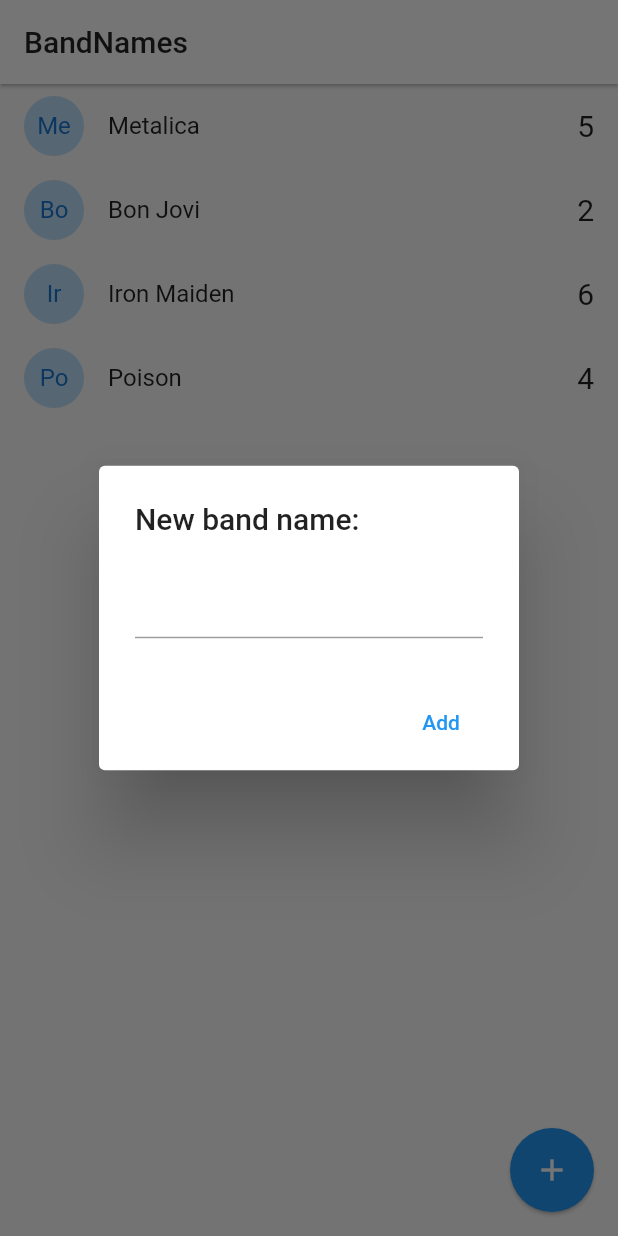
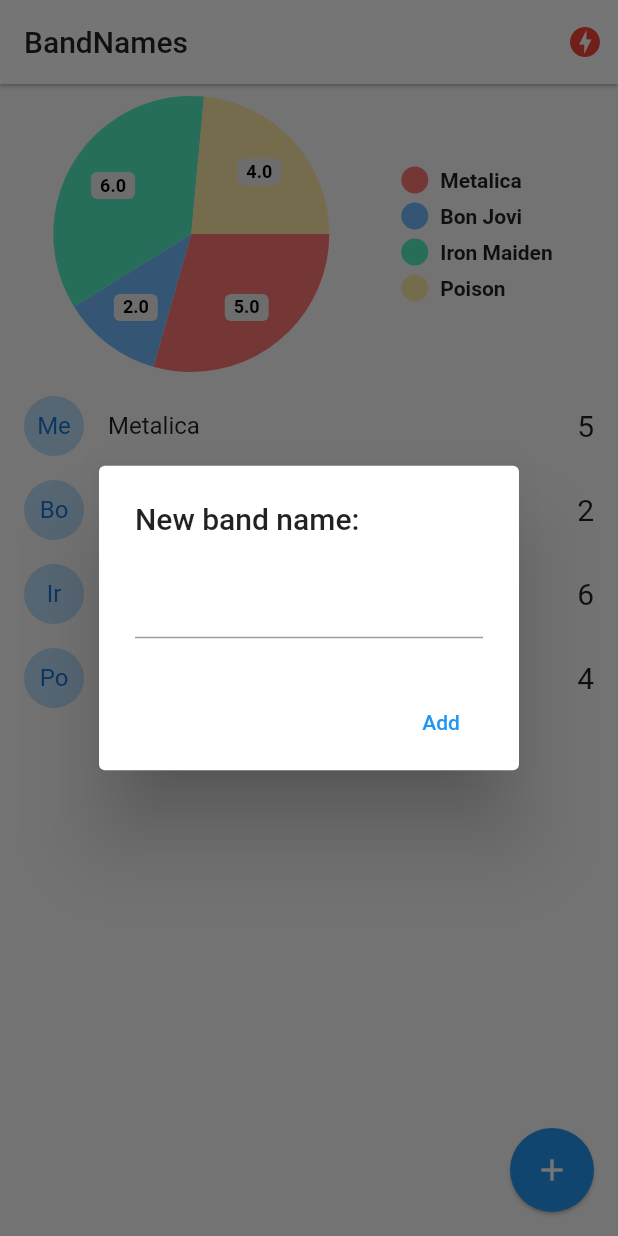
Before and after one commit to asandin81/flutter-bandnames-socket, a Flutter app: the screen it shows after launch, after a tap on the "add" icon, on a phone screen of 412 x 824 dp. Run offline on Flutter 3.47's test engine with Material 2 defaults, Android fonts, the phone set to English and light mode, and no system bars; drawn by our look-alikes of pie_chart; our stand-ins replace socket_io_client; network calls fail.

Commit message:
App Terminada

```diff
--- a/lib/main.dart
+++ b/lib/main.dart
@@ -1,18 +1,23 @@
+import 'package:band_names/services/socket_service.dart';
+import 'package:flutter/material.dart';
+import 'package:provider/provider.dart';
+
 import 'package:band_names/pages/home.dart';
-import 'package:flutter/material.dart';
+import 'package:band_names/pages/status.dart';
 
 void main() => runApp(MyApp());
 
 class MyApp extends StatelessWidget {
   @override
   Widget build(BuildContext context) {
-    return MaterialApp(
-      debugShowCheckedModeBanner: false,
-      title: 'Material App',
-      initialRoute: 'home',
-      routes: {
-        'home': (_) => HomePage(),
-      },
+    return MultiProvider(
+      providers: [ChangeNotifierProvider(create: (_) => SocketService())],
+      child: MaterialApp(
+        debugShowCheckedModeBanner: false,
+        title: 'Material App',
+        initialRoute: 'home',
+        routes: {'home': (_) => HomePage(), 'status': (_) => StatusPage()},
+      ),
     );
   }
 }
--- a/lib/pages/home.dart
+++ b/lib/pages/home.dart
@@ -1,8 +1,11 @@
 import 'dart:io';
 
 import 'package:band_names/models/band.dart';
+import 'package:band_names/services/socket_service.dart';
 import 'package:flutter/cupertino.dart';
 import 'package:flutter/material.dart';
+import 'package:pie_chart/pie_chart.dart';
+import 'package:provider/provider.dart';
 
 class HomePage extends StatefulWidget {
   @override
@@ -16,21 +19,68 @@ class _HomePageState extends State<HomePage> {
     Band(id: '3', name: 'Iron Maiden', votes: 6),
     Band(id: '4', name: 'Poison', votes: 4),
   ];
+
+  @override
+  void initState() {
+    final socketService = Provider.of<SocketService>(context, listen: false);
+
+    socketService.socket.on('active-bands', (payload) {
+      _handleActiveBands(payload);
+    });
+    super.initState();
+  }
+
+  _handleActiveBands(dynamic payload) {
+    print(payload);
+    this.bands = (payload as List).map((band) => Band.fromMap(band)).toList();
+    setState(() {});
+  }
+
+  @override
+  void dispose() {
+    final socketService = Provider.of<SocketService>(context, listen: false);
+
+    super.dispose();
+  }
+
   @override
   Widget build(BuildContext context) {
+    final socketService = Provider.of<SocketService>(context);
+    print(socketService.serverStatus);
     return Scaffold(
       appBar: AppBar(
           elevation: 1,
+          actions: [
+            Container(
+              margin: EdgeInsets.only(right: 10),
+              child: (socketService.serverStatus == ServerStatus.Online)
+                  ? Icon(
+                      Icons.check_circle,
+                      color: Colors.blue[300],
+                    )
+                  : Icon(
+                      Icons.offline_bolt,
+                      color: Colors.red,
+                    ),
+            ),
+          ],
           title: Text(
             'BandNames',
             style: TextStyle(color: Colors.black87),
           ),
           backgroundColor: Colors.white),
-      body: ListView.builder(
-        itemCount: bands.length,
-        itemBuilder: (BuildContext context, int index) {
-          return _bandTitle(bands[index]);
-        },
+      body: Column(
+        children: [
+          _showGraph(),
+          Expanded(
+            child: ListView.builder(
+              itemCount: bands.length,
+              itemBuilder: (BuildContext context, int index) {
+                return _bandTitle(bands[index]);
+              },
+            ),
+          ),
+        ],
       ),
       floatingActionButton: FloatingActionButton(
         child: Icon(Icons.add),
@@ -41,12 +91,15 @@ class _HomePageState extends State<HomePage> {
   }
 
   Widget _bandTitle(Band band) {
+    final socketService = Provider.of<SocketService>(context, listen: false);
+
     return Dismissible(
       key: Key(band.id),
       direction: DismissDirection.startToEnd,
       onDismissed: (direction) {
         print('direction: $direction');
         //Llamar al borrado del server
+        socketService.socket.emit('delete-band', {'id': band.id});
       },
       background: Container(
         padding: EdgeInsets.only(left: 8.0),
@@ -69,6 +122,10 @@ class _HomePageState extends State<HomePage> {
           '${band.votes}',
           style: TextStyle(fontSize: 20),
         ),
+        onTap: () {
+          print(band.name);
+          socketService.socket.emit('vote-band', {'id': band.id});
+        },
       ),
     );
   }
@@ -122,12 +179,25 @@ class _HomePageState extends State<HomePage> {
   void addBandToList(String name) {
     if (name.length > 1) {
       //Podemos agregar
-      this
-          .bands
-          .add(new Band(id: DateTime.now().toString(), name: name, votes: 0));
-      setState(() {});
+      final socketService = Provider.of<SocketService>(context, listen: false);
+      socketService.socket.emit('add-band', {'name': name});
     }
 
     Navigator.pop(context);
   }
+
+  Widget _showGraph() {
+    Map<String, double> dataMap = new Map();
+    bands.forEach((band) {
+      dataMap.putIfAbsent(band.name, () => band.votes.toDouble());
+    });
+
+    return Container(
+        width: double.infinity,
+        height: 200,
+        child: PieChart(
+          dataMap: dataMap,
+          showLegends: false,
+        ));
+  }
 }
--- /dev/null
+++ b/lib/services/socket_service.dart
@@ -0,0 +1,42 @@
+import 'package:flutter/material.dart';
+import 'package:socket_io_client/socket_io_client.dart' as IO;
+
+enum ServerStatus { Online, Offline, Connecting }
+
+class SocketService with ChangeNotifier {
+  ServerStatus _serverStatus = ServerStatus.Connecting;
+
+  IO.Socket _socket;
+  ServerStatus get serverStatus => this._serverStatus;
+  IO.Socket get socket => this._socket;
+
+  SocketService() {
+    this._initConfig();
+  }
+
+  void _initConfig() {
+    // Dart client
+    this._socket = IO.io(
+        'http://localhost:3000',
+        IO.OptionBuilder()
+            .setTransports(['websocket'])
+            .enableAutoConnect()
+            .build());
+
+    this._socket.onConnect((data) {
+      print('connecttion');
+      this._serverStatus = ServerStatus.Online;
+      notifyListeners();
+    });
+
+    this._socket.onDisconnect((_) {
+      print('Disconnect');
+      this._serverStatus = ServerStatus.Offline;
+      notifyListeners();
+    });
+
+    this._socket.on('nuevo-mensaje', (payload) {
+      print('nuevo mensaje: ${payload}');
+    });
+  }
+}
--- a/pubspec.yaml
+++ b/pubspec.yaml
@@ -27,7 +27,10 @@ dependencies:
 
   # The following adds the Cupertino Icons font to your application.
   # Use with the CupertinoIcons class for iOS style icons.
-  cupertino_icons: ^1.0.0
+  cupertino_icons: ^1.0.2
+  socket_io_client: ^2.0.0-beta.3-nullsafety.0
+  provider: ^5.0.0
+  pie_chart: ^3.1.1
 
 dev_dependencies:
   flutter_test:
```
Also changed, not shown: lib/pages/status.dart (added, +28 -0 lines), pubspec.lock, 3 other files.
